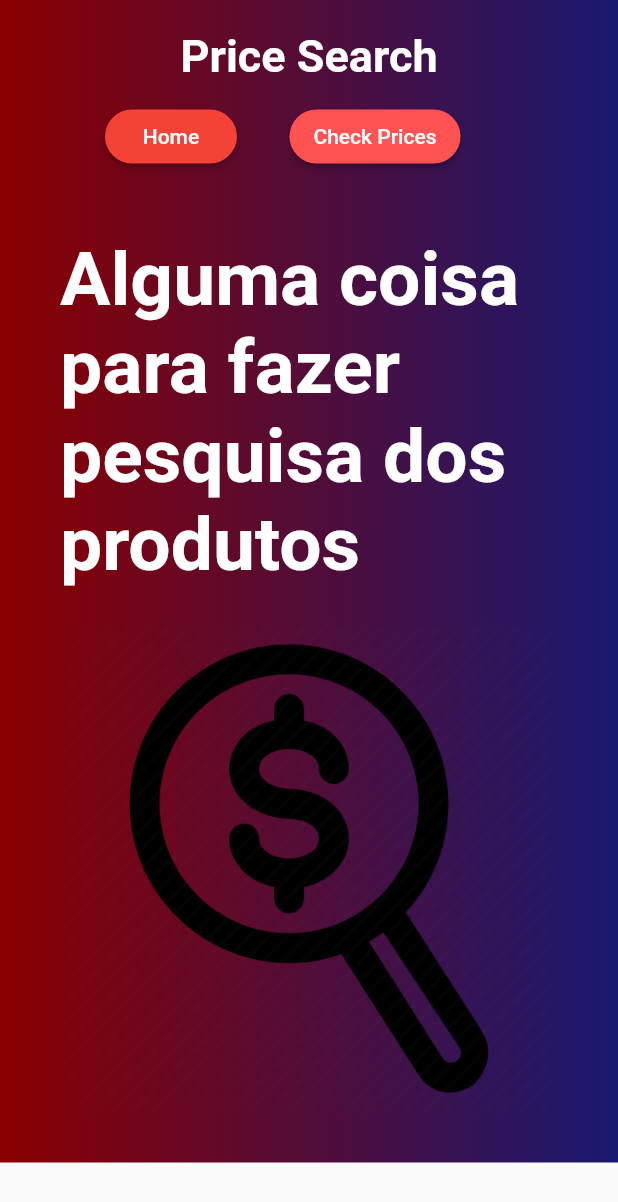
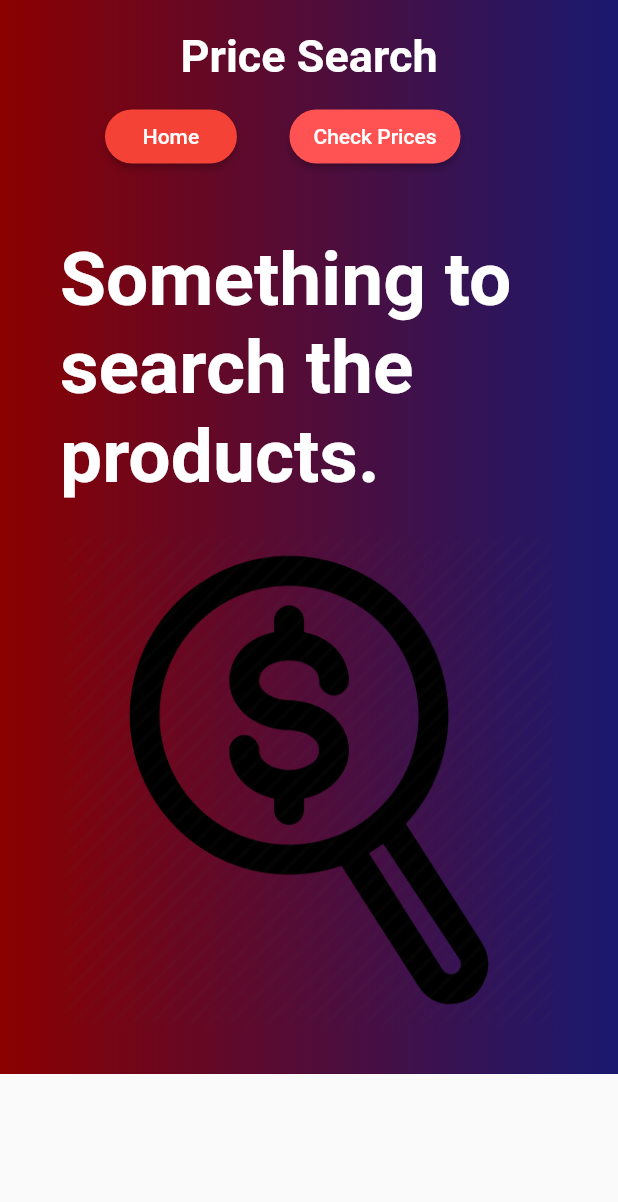
Before and after one commit to price-search/frontend-flutter, a Flutter app: the screen it shows after launch, after a tap on "Check Prices", on a phone screen of 412 x 824 dp. Shown: the top 1202 px of the screen. Run offline on Flutter 3.47's test engine with Material 2 defaults, Android fonts, the phone set to English and light mode, and no system bars.

Commit message:
refactor: code style and spell adjustments

```diff
--- a/lib/bars/check_p_midlebar.dart
+++ b/lib/bars/check_prices_midle_bar.dart
@@ -1,8 +1,6 @@
 import 'package:flutter/material.dart';
-import 'package:flutter_svg/flutter_svg.dart';
 
-class check_p_midlebar extends StatelessWidget {
-  @override
+class CheckPricesMidleBar extends StatelessWidget {
   List<Widget> pageChildren(double width) {
     return <Widget>[
       Container(
@@ -10,7 +8,7 @@ class check_p_midlebar extends StatelessWidget {
         child: Column(
             crossAxisAlignment: CrossAxisAlignment.start,
             children: <Widget>[
-              Text('Alguma coisa para fazer pesquisa dos produtos',
+              Text('Something to search the products.',
                   style: TextStyle(
                     fontWeight: FontWeight.bold,
                     fontSize: 50.0,
@@ -29,15 +27,15 @@ class check_p_midlebar extends StatelessWidget {
   @override
   Widget build(BuildContext context) {
     return LayoutBuilder(
-      builder: (context, Constraints) {
-        if (Constraints.maxWidth > 800) {
+      builder: (context, constraints) {
+        if (constraints.maxWidth > 800) {
           return Row(
             mainAxisAlignment: MainAxisAlignment.center,
-            children: pageChildren(Constraints.biggest.width / 2),
+            children: pageChildren(constraints.biggest.width / 2),
           );
         } else {
           return Column(
-            children: pageChildren(Constraints.biggest.width),
+            children: pageChildren(constraints.biggest.width),
           );
         }
       },
--- a/lib/bars/home_page_midlebar.dart
+++ b/lib/bars/home_page_midle_bar.dart
@@ -1,7 +1,6 @@
 import 'package:flutter/material.dart';
-import 'package:flutter_svg/flutter_svg.dart';
 
-class home_page_midlebar extends StatelessWidget {
+class HomePageMidleBar extends StatelessWidget {
   List<Widget> pageChildren(double width) {
     return <Widget>[
       Container(
@@ -17,7 +16,7 @@ class home_page_midlebar extends StatelessWidget {
                   )),
               Padding(
                 padding: const EdgeInsets.symmetric(vertical: 20.0),
-                child: Text('We try to serve you in the best way',
+                child: Text('We try to serve you in the best way.',
                     style: TextStyle(fontSize: 25.0, color: Colors.white)),
               ),
               Container(
@@ -68,15 +67,15 @@ class home_page_midlebar extends StatelessWidget {
   @override
   Widget build(BuildContext context) {
     return LayoutBuilder(
-      builder: (context, Constraints) {
-        if (Constraints.maxWidth > 800) {
+      builder: (context, constraints) {
+        if (constraints.maxWidth > 800) {
           return Row(
             mainAxisAlignment: MainAxisAlignment.center,
-            children: pageChildren(Constraints.biggest.width / 2),
+            children: pageChildren(constraints.biggest.width / 2),
           );
         } else {
           return Column(
-            children: pageChildren(Constraints.biggest.width),
+            children: pageChildren(constraints.biggest.width),
           );
         }
       },
--- a/lib/bars/navbar.dart
+++ b/lib/bars/nav_bar.dart
@@ -1,21 +1,21 @@
 import 'package:flutter/material.dart';
 import 'package:flutter/rendering.dart';
 import 'package:price_search/check_prices_page.dart';
-import 'package:price_search/local_facilites_page.dart';
+import 'package:price_search/establishments_page.dart';
 import 'package:price_search/about_us_page.dart';
 import 'package:price_search/home_page.dart';
 
-class navbar extends StatefulWidget {
+class NavBar extends StatefulWidget {
   @override
-  _navbarState createState() => _navbarState();
+  _NavBarState createState() => _NavBarState();
 }
 
-class _navbarState extends State<navbar> {
+class _NavBarState extends State<NavBar> {
   @override
   Widget build(BuildContext context) {
     return LayoutBuilder(
-      builder: (context, Constraints) {
-        if (Constraints.maxWidth > 800) {
+      builder: (context, constraints) {
+        if (constraints.maxWidth > 800) {
           return DesktopNavBar();
         } else {
           return MobileNavBar();
@@ -58,7 +58,7 @@ class _DesktopNavBarState extends State<DesktopNavBar> {
                       Navigator.push(
                           context,
                           MaterialPageRoute(
-                              builder: (BuildContext) => home_page()))
+                              builder: (bildContext) => HomePage()))
                     },
                     child: Text(
                       'Home',
@@ -76,10 +76,10 @@ class _DesktopNavBarState extends State<DesktopNavBar> {
                       Navigator.push(
                           context,
                           MaterialPageRoute(
-                              builder: (BuildContext) => check_prices_page()))
+                              builder: (buildContext) => CheckPricesPage()))
                     },
                     child: Text(
-                      'Check Prices',
+                      'Check prices',
                       style: TextStyle(color: Colors.white),
                     ),
                   ),
@@ -94,11 +94,10 @@ class _DesktopNavBarState extends State<DesktopNavBar> {
                       Navigator.push(
                           context,
                           MaterialPageRoute(
-                              builder: (BuildContext) =>
-                                  local_facilites_page()))
+                              builder: (buildContext) => EstablishmentsPage()))
                     },
                     child: Text(
-                      'local facilities',
+                      'Establishments',
                       style: TextStyle(color: Colors.white),
                     ),
                   ),
@@ -113,10 +112,10 @@ class _DesktopNavBarState extends State<DesktopNavBar> {
                       Navigator.push(
                           context,
                           MaterialPageRoute(
-                              builder: (BuildContext) => about_us_page()))
+                              builder: (buildContext) => AboutUsPage()))
                     },
                     child: Text(
-                      'About Us',
+                      'About us',
                       style: TextStyle(color: Colors.white),
                     ),
                   ),
@@ -156,7 +155,7 @@ class MobileNavBar extends StatelessWidget {
                     Navigator.push(
                         context,
                         MaterialPageRoute(
-                            builder: (BuildContext) => home_page()))
+                            builder: (buildContext) => HomePage()))
                   },
                   child: Text(
                     'Home',
@@ -174,7 +173,7 @@ class MobileNavBar extends StatelessWidget {
                     Navigator.push(
                         context,
                         MaterialPageRoute(
-                            builder: (BuildContext) => check_prices_page()))
+                            builder: (buildContext) => CheckPricesPage()))
                   },
                   child: Text(
                     'Check Prices',
--- a/lib/check_prices_page.dart
+++ b/lib/check_prices_page.dart
@@ -1,13 +1,13 @@
 import 'package:flutter/material.dart';
-import 'package:price_search/bars/navbar.dart';
-import 'package:price_search/bars/check_p_midlebar.dart';
+import 'package:price_search/bars/nav_bar.dart';
+import 'package:price_search/bars/check_prices_midle_bar.dart';
 
-class check_prices_page extends StatefulWidget {
+class CheckPricesPage extends StatefulWidget {
   @override
-  _check_prices_pageState createState() => _check_prices_pageState();
+  _CheckPricesPageState createState() => _CheckPricesPageState();
 }
 
-class _check_prices_pageState extends State<check_prices_page> {
+class _CheckPricesPageState extends State<CheckPricesPage> {
   @override
   Widget build(BuildContext context) {
     return Scaffold(
@@ -25,11 +25,11 @@ class _check_prices_pageState extends State<check_prices_page> {
         child: SingleChildScrollView(
           child: Column(
             children: <Widget>[
-              navbar(),
+              NavBar(),
               Padding(
                 padding: const EdgeInsets.symmetric(
                     vertical: 10.0, horizontal: 40.0),
-                child: check_p_midlebar(),
+                child: CheckPricesMidleBar(),
               )
             ],
           ),
--- a/lib/home_page.dart
+++ b/lib/home_page.dart
@@ -1,13 +1,13 @@
 import 'package:flutter/material.dart';
-import 'package:price_search/bars/home_page_midlebar.dart';
-import 'package:price_search/bars/navbar.dart';
+import 'package:price_search/bars/home_page_midle_bar.dart';
+import 'package:price_search/bars/nav_bar.dart';
 
-class home_page extends StatefulWidget {
+class HomePage extends StatefulWidget {
   @override
-  _home_pageState createState() => _home_pageState();
+  _HomePageState createState() => _HomePageState();
 }
 
-class _home_pageState extends State<home_page> {
+class _HomePageState extends State<HomePage> {
   @override
   Widget build(BuildContext context) {
     return Scaffold(
@@ -25,11 +25,11 @@ class _home_pageState extends State<home_page> {
         child: SingleChildScrollView(
           child: Column(
             children: <Widget>[
-              navbar(),
+              NavBar(),
               Padding(
                 padding: const EdgeInsets.symmetric(
                     vertical: 10.0, horizontal: 40.0),
-                child: home_page_midlebar(),
+                child: HomePageMidleBar(),
               )
             ],
           ),
--- a/lib/main.dart
+++ b/lib/main.dart
@@ -10,7 +10,7 @@ class MyApp extends StatelessWidget {
       debugShowCheckedModeBanner: false,
       title: 'pricesearch',
       theme: ThemeData(primarySwatch: Colors.blue),
-      home: home_page(),
+      home: HomePage(),
     );
   }
 }
--- a/pubspec.yaml
+++ b/pubspec.yaml
@@ -14,7 +14,7 @@ description: A new Flutter project.
 version: 1.0.0+1
 
 environment:
-  sdk: ">=2.1.0 <3.0.0"
+  sdk: ">2.2.0 <3.0.0"
 
 dependencies:
   flutter:
```
Also changed, not shown: lib/about_us_page.dart (+7 -7 lines), lib/bars/about_us_midle_bar.dart (renamed from lib/bars/about_us_midlebar.dart, +6 -8 lines), lib/bars/establishments_midle_bar.dart (renamed from lib/bars/local_faci_midlebar.dart, +6 -8 lines), lib/establishments_page.dart (renamed from lib/local_facilites_page.dart, +5 -5 lines).
